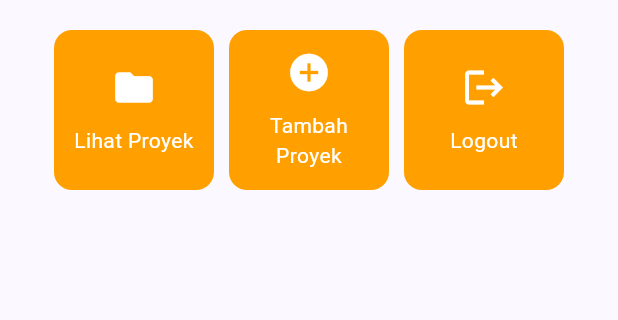
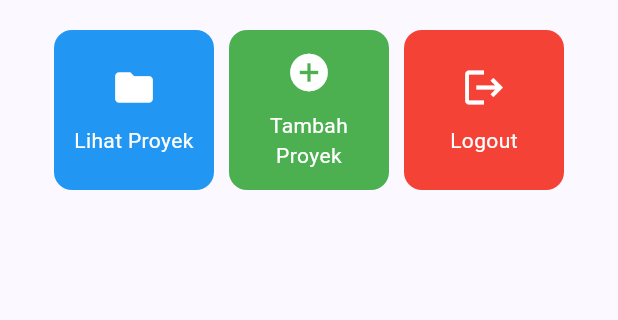
Before and after one commit to NararyaArdhana/myportofolio_mobile, a Flutter app: the screen it shows after launch, on a phone screen of 412 x 824 dp, the part 387-707 px from its top. Run offline on Flutter 3.47's test engine with Material 3 defaults, Android fonts, the phone set to English and light mode, and no system bars; our stand-ins replace material_ui.

Commit message:
Add unique colors to portfolio menu items

```diff
--- a/lib/menu.dart
+++ b/lib/menu.dart
@@ -9,11 +9,11 @@ class MyHomePage extends StatelessWidget {
   final String nama = 'Muhammad Nararya Ardhana';
   final String kelas = 'PBP F';
 
-  // Daftar tombol menu
+  // Daftar tombol menu dengan warna berbeda
   final List<ItemHomepage> items = [
-    ItemHomepage('Lihat Proyek', Icons.folder),
-    ItemHomepage('Tambah Proyek', Icons.add_circle),
-    ItemHomepage('Logout', Icons.logout),
+    ItemHomepage('Lihat Proyek', Icons.folder, Colors.blue),
+    ItemHomepage('Tambah Proyek', Icons.add_circle, Colors.green),
+    ItemHomepage('Logout', Icons.logout, Colors.red),
   ];
 
   @override
@@ -122,8 +122,9 @@ class InfoCard extends StatelessWidget {
 class ItemHomepage {
   final String name;
   final IconData icon;
+  final Color color;
 
-  ItemHomepage(this.name, this.icon);
+  ItemHomepage(this.name, this.icon, this.color);
 }
 
 // Widget kartu tombol
@@ -135,7 +136,7 @@ class ItemCard extends StatelessWidget {
   @override
   Widget build(BuildContext context) {
     return Material(
-      color: Theme.of(context).colorScheme.secondary,
+      color: item.color,
       borderRadius: BorderRadius.circular(12),
       child: InkWell(
         onTap: () {
```
